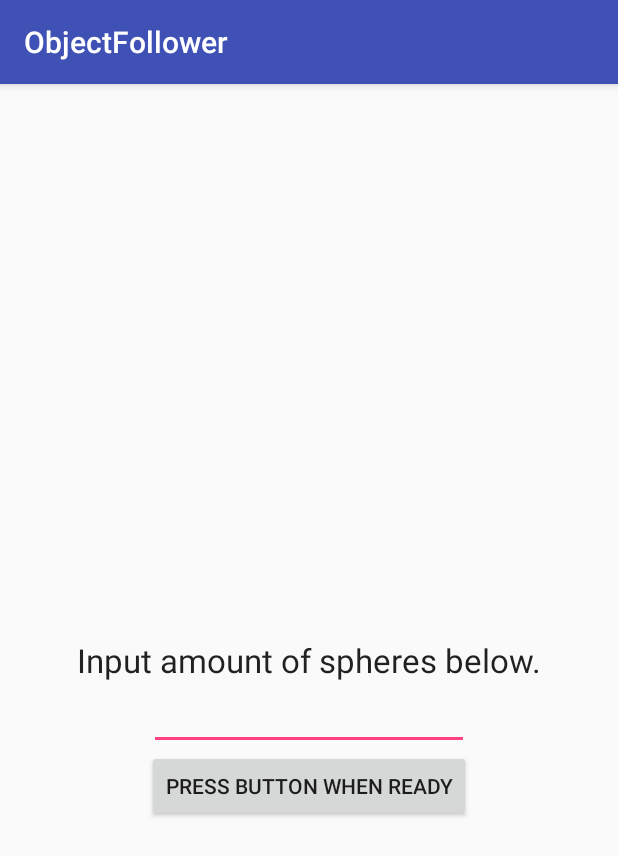
After one commit to RobinVerleun/ProjectTango, an Android app: the ObjectInputActivity screen opened directly, with no data from a screen before it, on a phone screen of 412 x 824 dp. The commit adds this screen. Shown: the top 856 px of the screen. Run offline under Robolectric (Android 15) with nearby library versions, the phone set to English and light mode, and no system bars.

Commit message:
Added new activity to dynamically change the number of spheres. Have not yet added functionality to rest of the activities

```diff
--- a/ObjectFollower/app/src/main/AndroidManifest.xml
+++ b/ObjectFollower/app/src/main/AndroidManifest.xml
@@ -17,7 +17,8 @@
                 <category android:name="android.intent.category.LAUNCHER" />
             </intent-filter>
         </activity>
-        <activity android:name=".GameOverActivity"></activity>
+        <activity android:name=".GameOverActivity" />
+        <activity android:name=".ObjectInputActivity"></activity>
     </application>
 
 </manifest>
--- /dev/null
+++ b/ObjectFollower/app/src/main/java/com/example/salim/objectfollower/ObjectInputActivity.java
@@ -0,0 +1,25 @@
+package com.example.salim.objectfollower;
+
+import android.content.Intent;
+import android.support.v7.app.AppCompatActivity;
+import android.os.Bundle;
+import android.widget.TextView;
+
+public class ObjectInputActivity extends AppCompatActivity {
+    public static final String MESSAGE = "com.example.salim.objectfollower.MESSAGE";
+    private TextView initObjectView;
+
+    @Override
+    protected void onCreate(Bundle savedInstanceState) {
+        super.onCreate(savedInstanceState);
+        setContentView(R.layout.activity_object_input);
+        initObjectView = (TextView) findViewById(R.id.initText);
+    }
+
+    public void enterGame(){
+        Intent intent = new Intent(this, ObjectFollowerActivity.class);
+        String numberOfObjects = initObjectView.getText().toString();
+        intent.putExtra(MESSAGE, numberOfObjects);
+        startActivity(intent);
+    }
+}
--- /dev/null
+++ b/ObjectFollower/app/src/main/res/layout/activity_object_input.xml
@@ -0,0 +1,38 @@
+<?xml version="1.0" encoding="utf-8"?>
+<RelativeLayout xmlns:android="http://schemas.android.com/apk/res/android"
+    xmlns:tools="http://schemas.android.com/tools"
+    android:layout_width="match_parent"
+    android:layout_height="match_parent"
+    android:paddingBottom="@dimen/activity_vertical_margin"
+    android:paddingLeft="@dimen/activity_horizontal_margin"
+    android:paddingRight="@dimen/activity_horizontal_margin"
+    android:paddingTop="@dimen/activity_vertical_margin"
+    tools:context="com.example.salim.objectfollower.ObjectInputActivity">
+
+    <TextView
+        android:layout_width="wrap_content"
+        android:layout_height="wrap_content"
+        android:textAppearance="?android:attr/textAppearanceLarge"
+        android:text="@string/intro_text"
+        android:id="@+id/introView"
+        android:layout_centerVertical="true"
+        android:layout_centerHorizontal="true" />
+
+    <EditText
+        android:layout_width="wrap_content"
+        android:layout_height="wrap_content"
+        android:inputType="number"
+        android:ems="10"
+        android:id="@+id/initText"
+        android:layout_below="@+id/introView"
+        android:layout_centerHorizontal="true" />
+
+    <Button
+        android:layout_width="wrap_content"
+        android:layout_height="wrap_content"
+        android:text="@string/intro_button_text"
+        android:id="@+id/InitButton"
+        android:onClick="enterGame"
+        android:layout_below="@+id/initText"
+        android:layout_centerHorizontal="true" />
+</RelativeLayout>
--- a/ObjectFollower/app/src/main/res/values/strings.xml
+++ b/ObjectFollower/app/src/main/res/values/strings.xml
@@ -8,4 +8,6 @@
     <string name="game_over_text">Game Over</string>
     <string name="restart_button">Press to Restart</string>
     <string name="end_score_box">GameOver score is Here</string>
+    <string name="intro_text">Input amount of spheres below.</string>
+    <string name="intro_button_text">Press button when ready</string>
 </resources>
```
